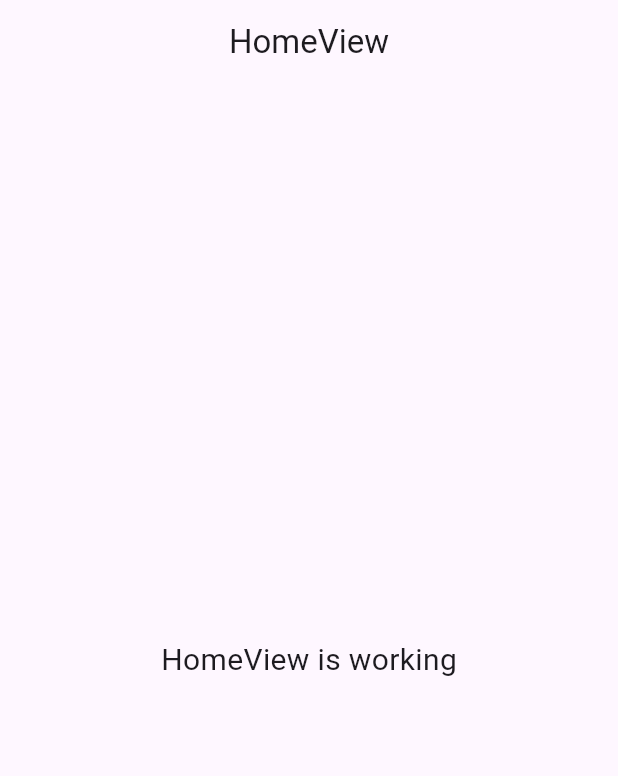
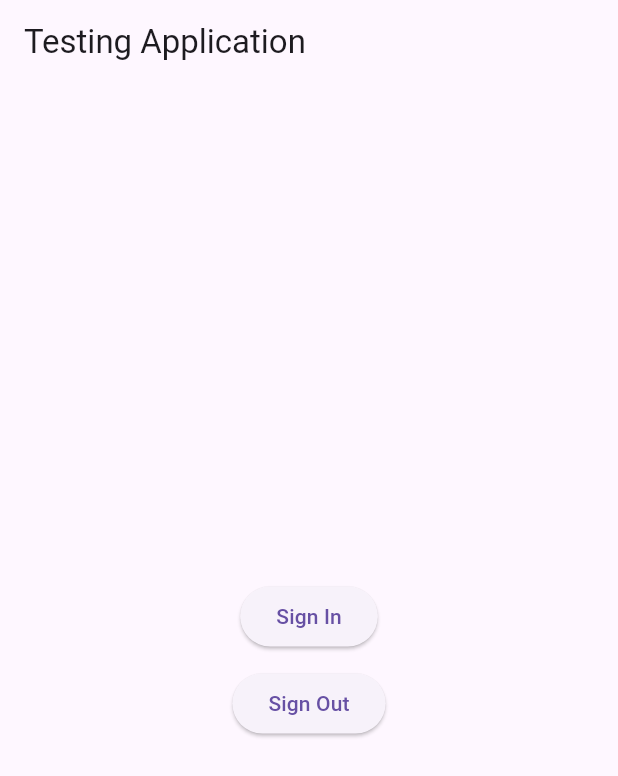
Before and after one commit to AoEiuV020/DiaryUploader, a Flutter app: the screen it shows after launch, on a phone screen of 412 x 824 dp. Shown: the top 776 px of the screen. Run offline on Flutter 3.47's test engine with Material 3 defaults, Android fonts, the phone set to English and light mode, and no system bars; our stand-ins replace flutter_dotenv, get, googleapis_auth; missing offline and left inert: google_sign_in_all_platforms, googleapis.

Commit message:
实现登录展示所有日历名

```diff
--- /dev/null
+++ b/apps/diaryuploader/lib/app/controllers/secrets_controller.dart
@@ -0,0 +1,47 @@
+import 'package:flutter_dotenv/flutter_dotenv.dart';
+import 'package:get/get.dart';
+
+class SecretsController extends GetxController {
+  final String clientId;
+  final String clientSecret;
+
+  SecretsController(this.clientId, this.clientSecret);
+
+  static Future<SecretsController> create() async {
+    final dotenv = DotEnv();
+    await dotenv.load(fileName: "secrets.env");
+    final String clientId;
+    final String clientSecret;
+    if (GetPlatform.isWeb) {
+      clientId = dotenv.env['GOOGLE_CLIENT_ID_WEB'] ?? '';
+      clientSecret = dotenv.env['GOOGLE_CLIENT_SECRET_WEB'] ?? '';
+    } else if (GetPlatform.isDesktop) {
+      clientId = dotenv.env['GOOGLE_CLIENT_ID_DESKTOP'] ?? '';
+      clientSecret = dotenv.env['GOOGLE_CLIENT_SECRET_DESKTOP'] ?? '';
+    } else if (GetPlatform.isAndroid) {
+      clientId = dotenv.env['GOOGLE_CLIENT_ID_ANDROID'] ?? '';
+      clientSecret = dotenv.env['GOOGLE_CLIENT_SECRET_ANDROID'] ?? '';
+    } else if (GetPlatform.isIOS) {
+      clientId = dotenv.env['GOOGLE_CLIENT_ID_IOS'] ?? '';
+      clientSecret = dotenv.env['GOOGLE_CLIENT_SECRET_IOS'] ?? '';
+    } else {
+      throw UnsupportedError('unknown platform');
+    }
+    return SecretsController(clientId, clientSecret);
+  }
+
+  @override
+  void onInit() {
+    super.onInit();
+  }
+
+  @override
+  void onReady() {
+    super.onReady();
+  }
+
+  @override
+  void onClose() {
+    super.onClose();
+  }
+}
--- a/apps/diaryuploader/lib/app/modules/home/views/home_view.dart
+++ b/apps/diaryuploader/lib/app/modules/home/views/home_view.dart
@@ -1,7 +1,9 @@
+import 'package:diaryuploader/app/routes/app_pages.dart';
 import 'package:flutter/material.dart';
+import 'package:get/get.dart';
+import 'package:google_calendar_uploader/google_calendar_uploader.dart';
 
-import 'package:get/get.dart';
-
+import '../../../controllers/secrets_controller.dart';
 import '../controllers/home_controller.dart';
 
 class HomeView extends GetView<HomeController> {
@@ -9,14 +11,42 @@ class HomeView extends GetView<HomeController> {
   @override
   Widget build(BuildContext context) {
     return Scaffold(
-      appBar: AppBar(
-        title: const Text('HomeView'),
-        centerTitle: true,
-      ),
-      body: const Center(
-        child: Text(
-          'HomeView is working',
-          style: TextStyle(fontSize: 20),
+      appBar: AppBar(title: const Text('Testing Application')),
+      body: Center(
+        child: Column(
+          children: [
+            const Spacer(),
+            ElevatedButton(
+              onPressed: () async {
+                final creds = await controller.signIn();
+                if (creds == null) {
+                  debugPrint('Could not Sign in');
+                  return;
+                }
+                debugPrint('Signed in Successfully, ${creds.toJson()}');
+                final uploader = GoogleCalenderUploader();
+                final SecretsController secrets = Get.find();
+                await uploader.init(secrets.clientId, secrets.clientSecret,
+                    creds.accessToken, creds.tokenType!, creds.refreshToken!);
+                Get.put(uploader);
+                Get.toNamed(Routes.CALENDAR_LIST);
+              },
+              child: const Text('Sign In'),
+            ),
+            const SizedBox(height: 10),
+            ElevatedButton(
+              onPressed: () async {
+                try {
+                  await controller.signOut();
+                  debugPrint('Signed Out Successfully');
+                } catch (err) {
+                  debugPrint('Could not Sign Out');
+                }
+              },
+              child: const Text('Sign Out'),
+            ),
+            const Spacer(),
+          ],
         ),
       ),
     );
--- a/apps/diaryuploader/lib/app/routes/app_routes.dart
+++ b/apps/diaryuploader/lib/app/routes/app_routes.dart
@@ -4,9 +4,11 @@ part of 'app_pages.dart';
 abstract class Routes {
   Routes._();
   static const HOME = _Paths.HOME;
+  static const CALENDAR_LIST = _Paths.CALENDAR_LIST;
 }
 
 abstract class _Paths {
   _Paths._();
   static const HOME = '/home';
+  static const CALENDAR_LIST = '/calendar-list';
 }
--- a/apps/diaryuploader/lib/main.dart
+++ b/apps/diaryuploader/lib/main.dart
@@ -1,10 +1,13 @@
+import 'package:diaryuploader/app/controllers/secrets_controller.dart';
 import 'package:flutter/material.dart';
 
 import 'package:get/get.dart';
 
 import 'app/routes/app_pages.dart';
 
-void main() {
+void main() async {
+  WidgetsFlutterBinding.ensureInitialized();
+  await Get.putAsync(() => SecretsController.create());
   runApp(
     GetMaterialApp(
       title: "Application",
--- a/apps/diaryuploader/pubspec.yaml
+++ b/apps/diaryuploader/pubspec.yaml
@@ -10,6 +10,9 @@ dependencies:
   get: 4.6.6
   flutter:
     sdk: flutter
+  google_calendar_uploader:
+  google_sign_in_all_platforms: ^0.0.4
+  flutter_dotenv: ^5.1.0
 
 dev_dependencies:
   flutter_lints: 3.0.2
@@ -18,3 +21,5 @@ dev_dependencies:
 
 flutter:
   uses-material-design: true
+  assets:
+    - secrets.env
--- a/packages/google_calendar_uploader/example/google_calendar_uploader_example.dart
+++ b/packages/google_calendar_uploader/example/google_calendar_uploader_example.dart
@@ -1,4 +1,4 @@
-import 'package:google_calendar_uploader/google_calendar_uploader.dart';
+
 
 void main() {
 }
--- /dev/null
+++ b/packages/google_calendar_uploader/lib/google_calender.dart
@@ -0,0 +1,6 @@
+class GoogleCalender {
+  final String id;
+  final String name;
+
+  GoogleCalender(this.id, this.name);
+}
--- a/packages/google_calendar_uploader/pubspec.yaml
+++ b/packages/google_calendar_uploader/pubspec.yaml
@@ -8,6 +8,9 @@ environment:
 
 # Add regular dependencies here.
 dependencies:
+  googleapis: ^13.1.0
+  googleapis_auth: ^1.6.0
+  http: ^1.2.1
   # path: ^1.8.0
 
 dev_dependencies:
```
Also changed, not shown: apps/diaryuploader/lib/app/modules/CalendarList/bindings/calendar_list_binding.dart (added, +12 -0 lines), apps/diaryuploader/lib/app/modules/CalendarList/controllers/calendar_list_controller.dart (added, +23 -0 lines), apps/diaryuploader/lib/app/modules/CalendarList/views/calendar_list_view.dart (added, +58 -0 lines), apps/diaryuploader/lib/app/modules/home/controllers/home_controller.dart (+16 -4 lines), apps/diaryuploader/lib/app/routes/app_pages.dart (+7 -0 lines), packages/google_calendar_uploader/lib/src/google_calendar_uploader_base.dart (+12 -3 lines), packages/google_calendar_uploader/lib/src/google_calendar_uploader_impl.dart (added, +52 -0 lines), packages/google_calendar_uploader/lib/google_calendar_uploader.dart (line endings or trailing spaces), 18 other files.
